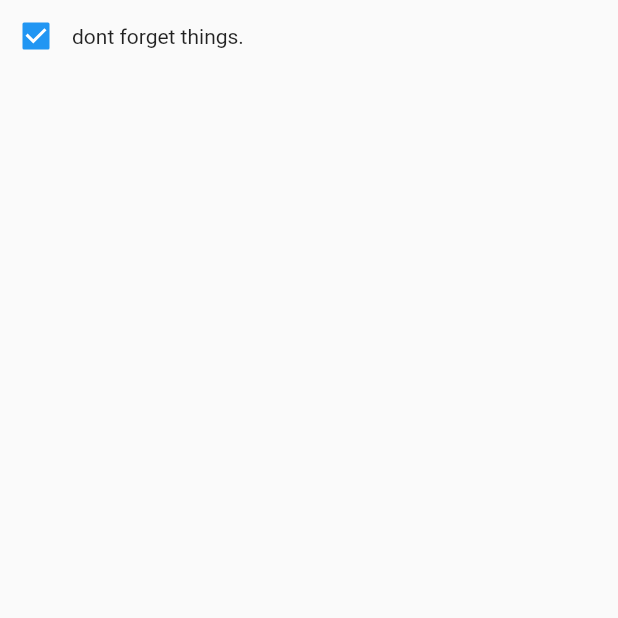
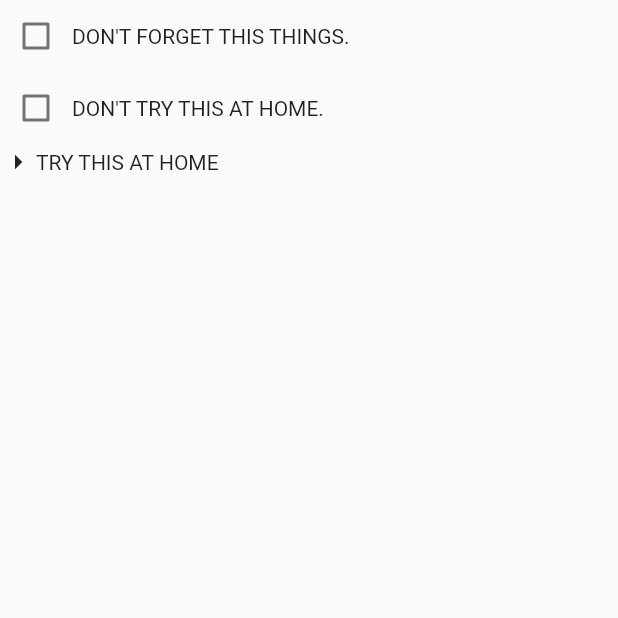
Before and after one commit to pouz/advenced_todo, a Flutter app: the screen it shows after launch, on a phone screen of 412 x 824 dp, the top half of it. Run offline on Flutter 3.47's test engine with Material 2 defaults, Android fonts, the light colour scheme and no system bars; our stand-ins replace go_router; missing offline and left inert: window_size.

Commit message:
fix todos

```diff
--- a/lib/screen/show_list_screen/components/foldable_todos.dart
+++ b/lib/screen/show_list_screen/components/foldable_todos.dart
@@ -1,19 +1,41 @@
 import 'package:flutter/material.dart';
 
 class FoldableTodos extends StatefulWidget {
-  const FoldableTodos({super.key});
+  const FoldableTodos({
+    super.key,
+    required this.text,
+  });
+
+  final String text;
 
   @override
   State<FoldableTodos> createState() => _FoldableTodosState();
 }
 
 class _FoldableTodosState extends State<FoldableTodos> {
+  bool isFolded = true;
+
   @override
   Widget build(BuildContext context) {
-    return const Column(
+    return Column(
       children: [
-        Row(
-          children: [],
+        GestureDetector(
+          onTap: () {
+            setState(() {
+              isFolded = !isFolded;
+            });
+          },
+          child: Row(
+            children: [
+              isFolded
+                  ? const Icon(Icons.arrow_right)
+                  : const Icon(Icons.arrow_drop_down),
+              Text(
+                widget.text,
+                style: const TextStyle(),
+              ),
+            ],
+          ),
         ),
       ],
     );
--- a/lib/screen/show_list_screen/components/todo.dart
+++ b/lib/screen/show_list_screen/components/todo.dart
@@ -1,24 +1,43 @@
 import 'package:flutter/material.dart';
 
 class Todo extends StatefulWidget {
-  const Todo({super.key});
+  const Todo({
+    super.key,
+    required this.isChecked,
+    required this.text,
+  });
+
+  final bool isChecked;
+  final String text;
 
   @override
   State<Todo> createState() => _TodoState();
 }
 
 class _TodoState extends State<Todo> {
+  late bool boxChecked;
+
+  @override
+  void initState() {
+    boxChecked = widget.isChecked;
+    super.initState();
+  }
+
   @override
   Widget build(BuildContext context) {
     return Row(
       children: [
         Checkbox(
-          value: true,
-          onChanged: (isChecked) {},
+          value: boxChecked,
+          onChanged: (isChecked) {
+            setState(() {
+              boxChecked = isChecked!;
+            });
+          },
         ),
-        const Text(
-          'dont forget things.',
-          style: TextStyle(),
+        Text(
+          widget.text,
+          style: const TextStyle(),
         ),
       ],
     );
--- a/lib/screen/show_list_screen/show_list_screen.dart
+++ b/lib/screen/show_list_screen/show_list_screen.dart
@@ -1,3 +1,4 @@
+import 'package:advenced_todo/screen/show_list_screen/components/foldable_todos.dart';
 import 'package:flutter/material.dart';
 
 import 'components/todo.dart';
@@ -15,7 +16,17 @@ class _ShowListScreenState extends State<ShowListScreen> {
     return const Scaffold(
       body: Column(
         children: [
-          Todo(),
+          Todo(
+            text: 'DON\'T FORGET THIS THINGS.',
+            isChecked: false,
+          ),
+          Todo(
+            text: 'DON\'T TRY THIS AT HOME.',
+            isChecked: false,
+          ),
+          FoldableTodos(
+            text: 'TRY THIS AT HOME',
+          ),
         ],
       ),
     );
```
Also changed, not shown: lib/main.dart (+7 -4 lines), lib/models/todo_model.dart (+33 -1 lines).
